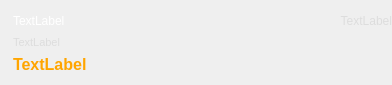
Qt form src/gui/ui/transactionframe.ui (ConcealNetwork/conceal-desktop) before a commit.
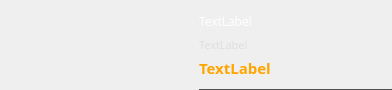
The same form after that commit.

```diff
--- a/src/gui/ui/transactionframe.ui
+++ b/src/gui/ui/transactionframe.ui
@@ -7,13 +7,13 @@
     <x>0</x>
     <y>0</y>
     <width>392</width>
-    <height>85</height>
+    <height>90</height>
    </rect>
   </property>
   <property name="minimumSize">
    <size>
     <width>0</width>
-    <height>64</height>
+    <height>90</height>
    </size>
   </property>
   <property name="maximumSize">
@@ -79,7 +79,7 @@
       </spacer>
      </item>
      <item>
-      <layout class="QHBoxLayout" name="horizontalLayout" stretch="0,1">
+      <layout class="QHBoxLayout" name="horizontalLayout" stretch="0">
        <property name="spacing">
         <number>20</number>
        </property>
@@ -87,7 +87,7 @@
         <widget class="QLabel" name="m_timeLabel">
          <property name="font">
           <font>
-           <family>Arial</family>
+           <family>Open Sans</family>
            <pointsize>9</pointsize>
           </font>
          </property>
@@ -99,29 +99,13 @@
          </property>
         </widget>
        </item>
-       <item>
-        <widget class="QLabel" name="m_messageLabel">
-         <property name="font">
-          <font>
-           <family>Arial</family>
-           <pointsize>9</pointsize>
-          </font>
-         </property>
-         <property name="text">
-          <string>TextLabel</string>
-         </property>
-         <property name="alignment">
-          <set>Qt::AlignRight|Qt::AlignTrailing|Qt::AlignVCenter</set>
-         </property>
-        </widget>
-       </item>
       </layout>
      </item>
      <item>
       <widget class="QLabel" name="m_hashLabel">
        <property name="font">
         <font>
-         <family>Arial</family>
+         <family>Open Sans</family>
          <pointsize>8</pointsize>
         </font>
        </property>
@@ -134,6 +118,9 @@
        <property name="alignment">
         <set>Qt::AlignLeading|Qt::AlignLeft|Qt::AlignVCenter</set>
        </property>
+       <property name="wordWrap">
+        <bool>false</bool>
+       </property>
        <property name="indent">
         <number>-1</number>
        </property>
@@ -146,8 +133,8 @@
       <widget class="QLabel" name="m_amountLabel">
        <property name="font">
         <font>
-         <family>Arial</family>
-         <pointsize>12</pointsize>
+         <family>Open Sans</family>
+         <pointsize>11</pointsize>
          <weight>75</weight>
          <bold>true</bold>
         </font>
@@ -176,6 +163,28 @@
        </property>
       </spacer>
      </item>
+     <item>
+      <widget class="Line" name="line">
+       <property name="minimumSize">
+        <size>
+         <width>0</width>
+         <height>1</height>
+        </size>
+       </property>
+       <property name="maximumSize">
+        <size>
+         <width>16777215</width>
+         <height>1</height>
+        </size>
+       </property>
+       <property name="styleSheet">
+        <string notr="true">background-color: #444;</string>
+       </property>
+       <property name="orientation">
+        <enum>Qt::Horizontal</enum>
+       </property>
+      </widget>
+     </item>
     </layout>
    </item>
   </layout>
```
Left out of the diff: 3 changed lines with no effect on the pictures.
